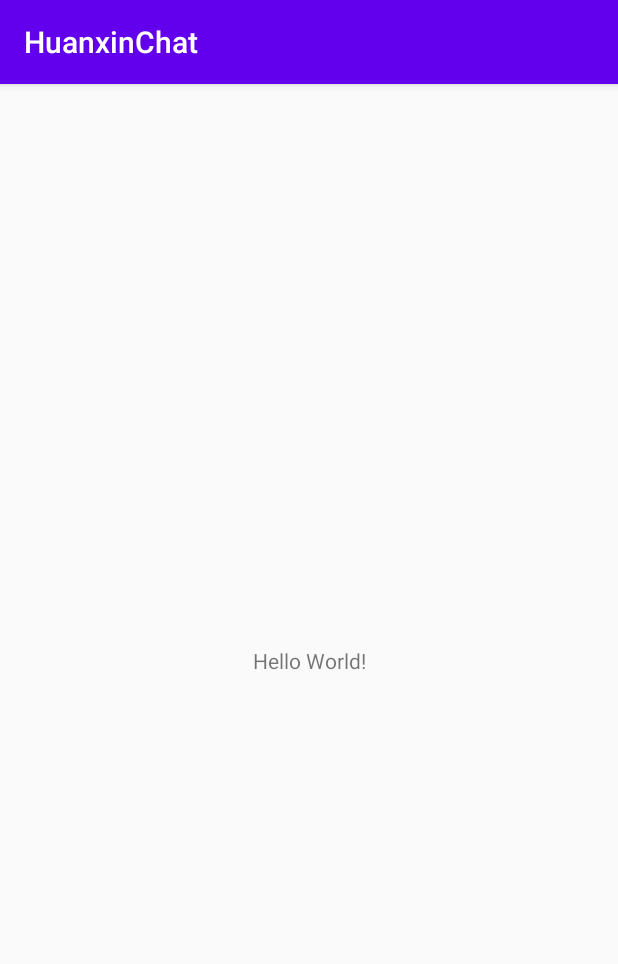
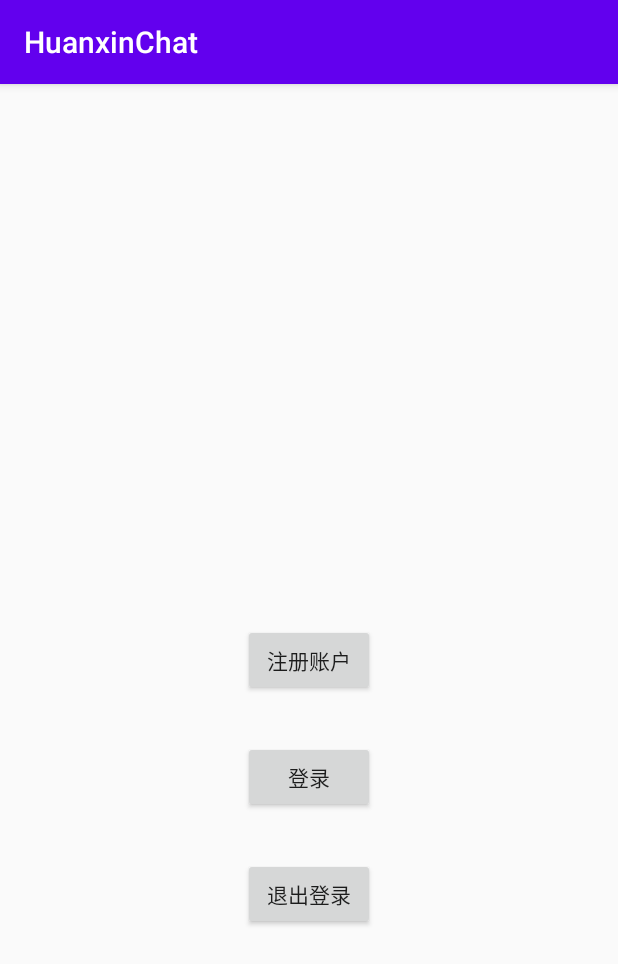
Before and after one commit to running-libo/HuanxinProject, an Android app: the screen it shows after launch (MainActivity), on a phone screen of 412 x 824 dp. Shown: the top 964 px of the screen. Run offline under Robolectric (Android 15) with nearby library versions, the phone set to English and light mode, and no system bars; libraries missing offline, so code that uses them is left out: com.hyphenate, com.hyphenate.chat; 7 statements that could not run were skipped.

Commit message:
退出登录、连接监听完成

```diff
--- a/app/src/main/java/com/example/huanxinchat/MainActivity.kt
+++ b/app/src/main/java/com/example/huanxinchat/MainActivity.kt
@@ -5,16 +5,33 @@ import android.os.Bundle
 import android.util.Log
 import com.hyphenate.EMCallBack
 import com.hyphenate.chat.EMClient
+import kotlinx.android.synthetic.main.activity_main.*
 
 class MainActivity : BasePermissionActivity() {
-    val userName = "YXA6TYDA_OZEQniTrMuCK_z8gQ"
-    val psd = "YXA6AuYDeAKIx4hwsIOjVv41MdXen5E"
+    val userName = "libo"
+    val psd = "123456"
 
     override fun onCreate(savedInstanceState: Bundle?) {
         super.onCreate(savedInstanceState)
         setContentView(R.layout.activity_main)
 
         requestPermissions()
+
+        btnRegister.setOnClickListener {
+            imRegisterAndLogin()
+        }
+
+        btnLogin.setOnClickListener {
+            login()
+        }
+
+        btnLogout.setOnClickListener {
+            logout()
+        }
+
+        //添加连接监听器
+        EMClient.getInstance().addConnectionListener(ConnectionListener())
+
     }
 
     /**
@@ -28,7 +45,7 @@ class MainActivity : BasePermissionActivity() {
 
         requestPermissions(permissions, object : PermissionListener {
             override fun onGranted() {
-                imRegisterAndLogin()
+
             }
 
             override fun onDenied(deniedPermissions: MutableList<String>?) {
@@ -39,10 +56,12 @@ class MainActivity : BasePermissionActivity() {
     }
 
     fun imRegisterAndLogin() {
+
         //注意：这里的注册有个坑，必须要在子线程中才可以，否则会抛出异常
         Thread {
             kotlin.run {
                 //注册账号,注册失败会抛出HyphenateException: Registration failed.
+                //比如重复注册，比如在子线程中注册
                 EMClient.getInstance().createAccount(userName, psd)  //同步方法
                 runOnUiThread {
                     //账号登录
@@ -50,6 +69,23 @@ class MainActivity : BasePermissionActivity() {
                 }
             }
         }.start()
+    }
+
+    fun logout() {
+        EMClient.getInstance().logout(true, object: EMCallBack {
+            override fun onSuccess() {
+                Log.i("minfo", "退出登录成功")
+            }
+
+            override fun onProgress(progress: Int, status: String?) {
+
+            }
+
+            override fun onError(code: Int, error: String?) {
+                Log.i("minfo", "退出登录失败")
+            }
+
+        })
     }
 
     override fun onRequestPermissionsResult(
--- a/app/src/main/res/layout/activity_main.xml
+++ b/app/src/main/res/layout/activity_main.xml
@@ -7,13 +7,34 @@
     android:layout_height="match_parent"
     tools:context=".MainActivity">
 
-    <TextView
+    <Button
+        android:id="@+id/btnRegister"
         android:layout_width="wrap_content"
         android:layout_height="wrap_content"
-        android:text="Hello World!"
         app:layout_constraintBottom_toBottomOf="parent"
         app:layout_constraintLeft_toLeftOf="parent"
         app:layout_constraintRight_toRightOf="parent"
-        app:layout_constraintTop_toTopOf="parent" />
+        app:layout_constraintTop_toTopOf="parent"
+        android:text="注册账户"/>
+
+    <Button
+        android:id="@+id/btnLogin"
+        android:layout_width="wrap_content"
+        android:layout_height="wrap_content"
+        app:layout_constraintLeft_toLeftOf="parent"
+        app:layout_constraintRight_toRightOf="parent"
+        app:layout_constraintTop_toBottomOf="@id/btnRegister"
+        android:layout_marginTop="30dp"
+        android:text="登录"/>
+
+    <Button
+        android:id="@+id/btnLogout"
+        android:layout_width="wrap_content"
+        android:layout_height="wrap_content"
+        android:text="退出登录"
+        app:layout_constraintLeft_toLeftOf="parent"
+        app:layout_constraintRight_toRightOf="parent"
+        app:layout_constraintTop_toBottomOf="@id/btnLogin"
+        android:layout_marginTop="30dp"/>
 
 </androidx.constraintlayout.widget.ConstraintLayout>
```
Also changed, not shown: app/src/main/java/com/example/huanxinchat/ConnectionListener.kt (added, +28 -0 lines).
